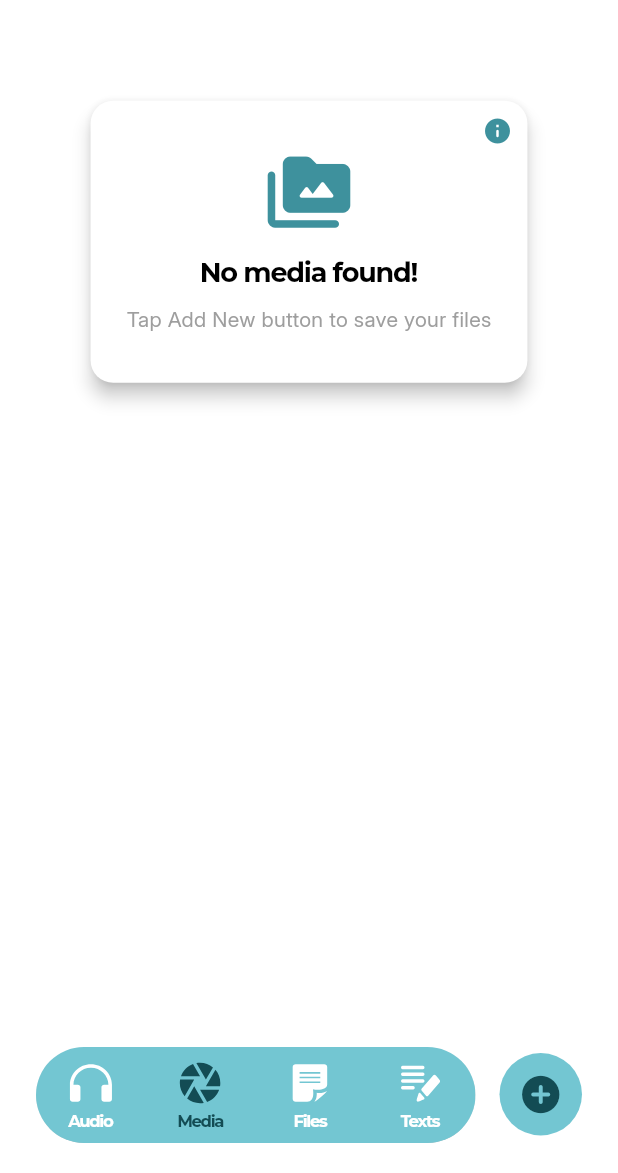
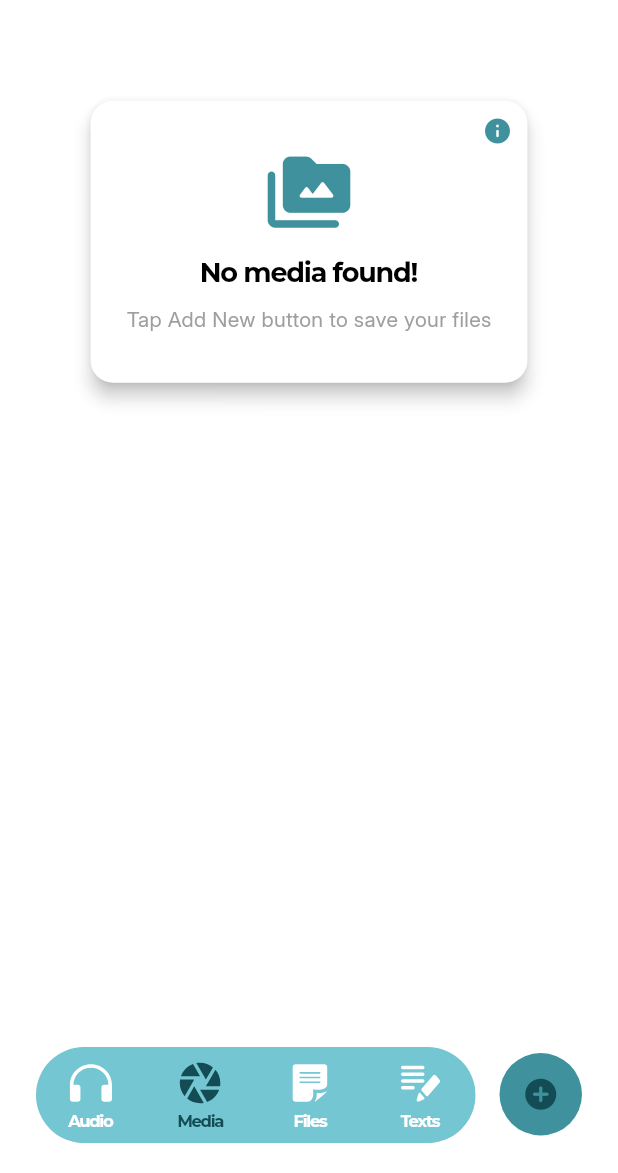
Before and after one commit to credes-tech/shelf, a Flutter app: the screen it shows after launch, item 2 of the bottom bar chosen, on a phone screen of 412 x 824 dp, the part 63-1236 px from its top. Run offline on Flutter 3.47's test engine with Material 3 defaults, Android fonts, the phone set to English and light mode, and no system bars; our stand-ins replace audioplayers, cloud_firestore, device_info_plus, file_picker, firebase_auth, firebase_core and 12 more; missing offline and left inert: flutter_quill, get_thumbnail_video, syncfusion_flutter_pdfviewer; accounts and stored records are empty; project files that could hold a hidden picture were left out.

Commit message:
changes-in-media-file

```diff
--- a/lib/modules/home/ui/pages/MediaScreen.dart
+++ b/lib/modules/home/ui/pages/MediaScreen.dart
@@ -193,6 +193,9 @@ class _MediaScreenState extends ConsumerState<MediaScreen> {
                                       ));
                                 },
                               ),
+                              SizedBox(
+                                height: 100,
+                              ),
                             ],
                           ),
                         ))
@@ -290,7 +293,11 @@ class _MediaScreenState extends ConsumerState<MediaScreen> {
                                               selectedMedia.contains(media)));
                                 },
                               ),
+                              SizedBox(
+                                height: 100,
+                              ),
                             ],
+
                           ),
                         )),
             ],
@@ -304,10 +311,10 @@ class _MediaScreenState extends ConsumerState<MediaScreen> {
                 height: 55,
                 child: FloatingActionButton(
                   onPressed: onTapMediaBtn,
-                  backgroundColor: AppColors.onboardLightBlue,
+                  backgroundColor: AppColors.onboardDarkBlue,
                   elevation: 0,
                   shape: CircleBorder(),
-                  child: Icon(Icons.add_circle_rounded, size: 30, color: AppColors.navBarBlue),
+                  child: Icon(Icons.add_circle_rounded, size: 25, color: AppColors.navBarBlue),
                 ),
               ),
             ),
```
Also changed, not shown: lib/modules/home/ui/widgets/VideoThumbnail.dart (+12 -2 lines).
